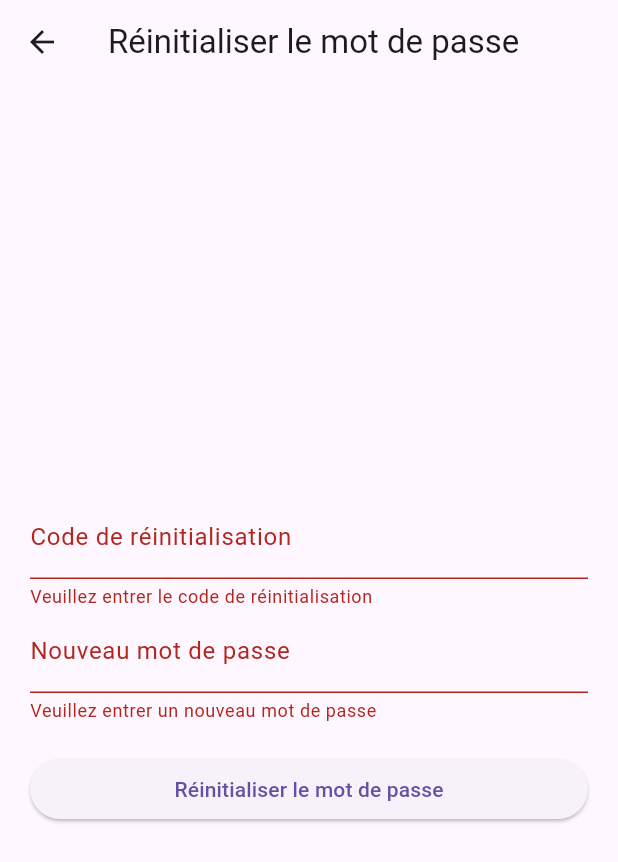
After one commit to alvauthier/ChallengeS4, a Flutter app: the ResetPasswordScreen screen opened directly, after a tap on "Réinitialiser le mot de passe", on a phone screen of 412 x 824 dp. The commit adds this screen. Shown: the top 862 px of the screen. Run offline on Flutter 3.47's test engine with Material 3 defaults, Android fonts, the phone set to English and light mode, and no system bars; our stand-ins replace firebase_core, firebase_messaging, flutter_bloc, flutter_dotenv, flutter_secure_storage, image_picker and 1 more; missing offline and left inert: flinq, flutter_stripe; accounts and stored records are empty; network calls fail.

Commit message:
forgot password working

```diff
--- /dev/null
+++ b/frontend/lib/reset_password_screen.dart
@@ -0,0 +1,132 @@
+import 'package:flutter/material.dart';
+import 'package:flutter_dotenv/flutter_dotenv.dart';
+import 'package:http/http.dart' as http;
+import 'dart:convert';
+
+class ResetPasswordScreen extends StatefulWidget {
+  const ResetPasswordScreen({super.key});
+
+  @override
+  ResetPasswordScreenState createState() => ResetPasswordScreenState();
+}
+
+class ResetPasswordScreenState extends State<ResetPasswordScreen> {
+  final _formKey = GlobalKey<FormState>();
+  final _resetCodeController = TextEditingController();
+  final _newPasswordController = TextEditingController();
+  bool _isLoading = false;
+
+  final RegExp passwordRegExp = RegExp(
+      r'^(?=.*[a-z])(?=.*[A-Z])(?=.*\d)(?=.*[!@#\$&*~]).{8,}$');
+
+  @override
+  void dispose() {
+    _resetCodeController.dispose();
+    _newPasswordController.dispose();
+    super.dispose();
+  }
+
+  Future<void> resetPassword() async {
+    if (_formKey.currentState!.validate()) {
+      setState(() {
+        _isLoading = true;
+      });
+
+      try {
+        final apiUrl = '${dotenv.env['API_PROTOCOL']}://${dotenv.env['API_HOST']}${dotenv.env['API_PORT']}/reset-password';
+        var response = await http.post(
+          Uri.parse(apiUrl),
+          headers: <String, String>{
+            'Content-Type': 'application/json; charset=UTF-8',
+          },
+          body: jsonEncode(<String, String>{
+            'reset_code': _resetCodeController.text,
+            'new_password': _newPasswordController.text,
+          }),
+        );
+
+        ScaffoldMessenger.of(context).showSnackBar(
+          SnackBar(
+            content: Text(response.statusCode == 200
+                ? 'Mot de passe réinitialisé avec succès'
+                : 'Code de réinitialisation invalide ou expiré'),
+            duration: const Duration(seconds: 2),
+          ),
+        );
+
+        if (response.statusCode == 200) {
+          // Redirige vers la page de connexion après succès
+          Navigator.pushReplacementNamed(context, '/login');
+        }
+      } catch (e) {
+        ScaffoldMessenger.of(context).showSnackBar(
+          const SnackBar(
+            content: Text('Une erreur est survenue. Veuillez réessayer plus tard.'),
+            duration: Duration(seconds: 2),
+          ),
+        );
+      } finally {
+        setState(() {
+          _isLoading = false;
+        });
+      }
+    }
+  }
+
+  @override
+  Widget build(BuildContext context) {
+    return Scaffold(
+      appBar: AppBar(
+        title: const Text('Réinitialiser le mot de passe'),
+      ),
+      body: Padding(
+        padding: const EdgeInsets.all(20),
+        child: Form(
+          key: _formKey,
+          child: Column(
+            mainAxisAlignment: MainAxisAlignment.center,
+            children: <Widget>[
+              TextFormField(
+                controller: _resetCodeController,
+                decoration: const InputDecoration(
+                  labelText: 'Code de réinitialisation',
+                ),
+                validator: (value) {
+                  if (value == null || value.isEmpty) {
+                    return 'Veuillez entrer le code de réinitialisation';
+                  }
+                  return null;
+                },
+              ),
+              TextFormField(
+                controller: _newPasswordController,
+                decoration: const InputDecoration(
+                  labelText: 'Nouveau mot de passe',
+                ),
+                obscureText: true,
+                validator: (value) {
+                  if (value == null || value.isEmpty) {
+                    return 'Veuillez entrer un nouveau mot de passe';
+                  } else if (!passwordRegExp.hasMatch(value)) {
+                    return 'Le mot de passe doit contenir au moins 8 caractères, dont une majuscule, une minuscule, un chiffre et un caractère spécial';
+                  }
+                  return null;
+                },
+              ),
+              const SizedBox(height: 20),
+              SizedBox(
+                width: double.infinity,
+                child: ElevatedButton(
+                  onPressed: _isLoading ? null : resetPassword,
+                  child: _isLoading
+                      ? const CircularProgressIndicator()
+                      : const Text('Réinitialiser le mot de passe'),
+                ),
+              ),
+            ],
+          ),
+        ),
+      ),
+    );
+  }
+}
```
Also changed, not shown: frontend/lib/forgot_password_screen.dart (added, +120 -0 lines), frontend/lib/login_screen.dart (+9 -1 lines), 3 other files.
